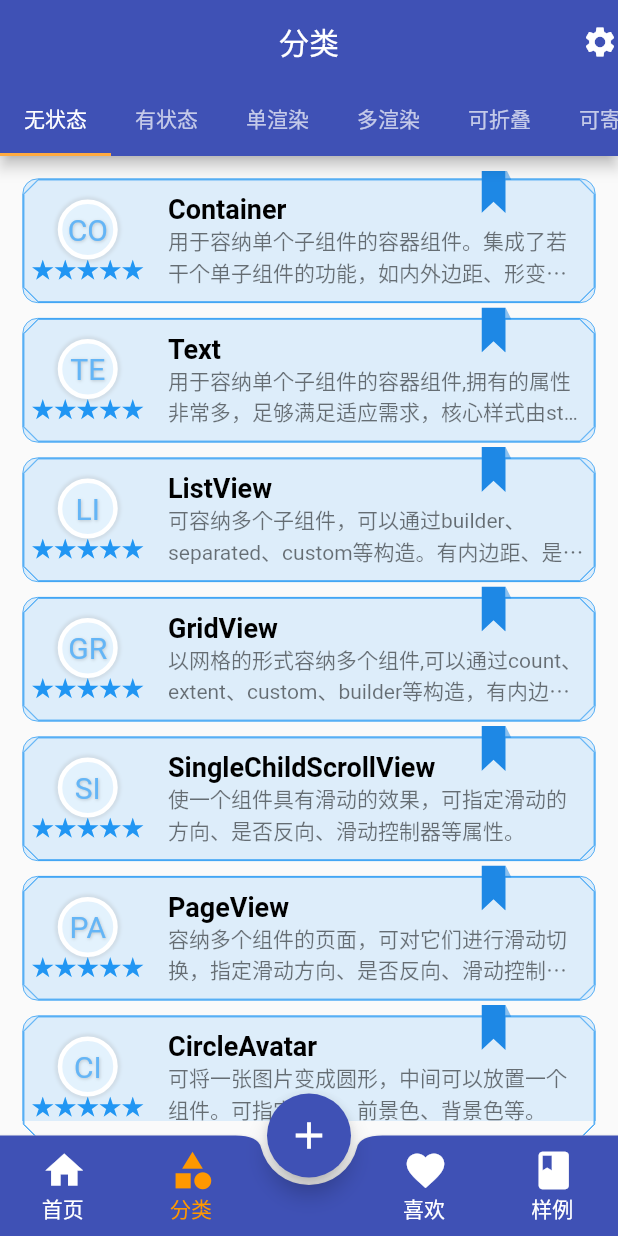
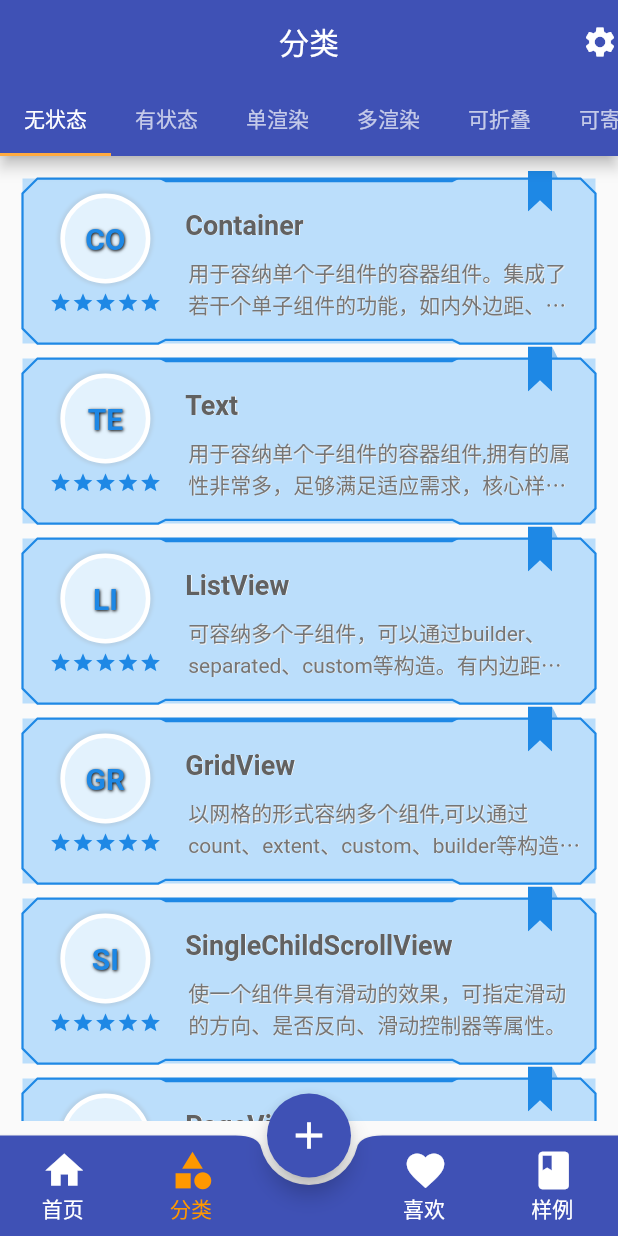
Before and after one commit to ziqicongdonglai/flutter_learning, a Flutter app: the screen it shows after launch, item 2 of the bottom bar chosen, on a phone screen of 412 x 824 dp. Run offline on Flutter 3.47's test engine with Material 2 defaults, Android fonts, the phone set to English and light mode, and no system bars; missing offline and left inert: dart:ffi.

Commit message:
feat: 类别页面item样式修改

```diff
--- a/flutter_demo/lib/widget/custom/circle_text.dart
+++ b/flutter_demo/lib/widget/custom/circle_text.dart
@@ -13,8 +13,8 @@ class CircleText extends StatelessWidget {
   Widget build(BuildContext context) {
     return Container(
       alignment: Alignment.center,
-      width: 40,
-      height: 40,
+      width: 60,
+      height: 60,
       // 装饰形状、背景色、阴影等
       decoration: BoxDecoration(
         border: Border.all(color: Colors.white, width: 3.0),
@@ -31,10 +31,15 @@ class CircleText extends StatelessWidget {
         ],
       ),
       child: Text(
-        text,
-        style: TextStyle(fontSize: 20, color: color, shadows: [
-          BoxShadow(color: color, offset: const Offset(.5, .5), blurRadius: 2)
-        ]),
+        text.substring(0, 2),
+        style: TextStyle(
+            fontSize: 20,
+            fontWeight: FontWeight.bold,
+            color: color,
+            shadows: const [
+              BoxShadow(
+                  color: Colors.black, offset: Offset(.5, .5), blurRadius: 2)
+            ]),
       ),
     );
   }
--- a/flutter_demo/lib/widget/custom/widget_container.dart
+++ b/flutter_demo/lib/widget/custom/widget_container.dart
@@ -1,119 +1,125 @@
 import 'package:flutter/material.dart';
-import 'package:flutter_demo/widget/custom/star.dart';
-import 'package:flutter_demo/widget/custom/tag.dart';
+
+import '../../common/data.dart';
+import '../single/custom/custom_list_item.dart';
 
 // 封装分类页面中列表中的每个Container组件
 // ignore: must_be_immutable
 class WidgetContainer extends StatelessWidget {
-  ContainerInfo info;
+  late ContainerInfo info;
+  late double level;
 
-  WidgetContainer(this.info, {Key? key}) : super(key: key);
+  WidgetContainer(this.info, {Key? key, this.level = 5.0}) : super(key: key);
 
   @override
   Widget build(BuildContext context) {
-    final icons = [0, 1, 2, 3, 4];
-
-    return Container(
+    return
+        //   Container(
+        //   margin: const EdgeInsets.all(5.0),
+        //   // 装饰整个Container
+        //   decoration: BoxDecoration(
+        //       border: Border.all(width: 0.5, color: Colors.blue),
+        //       color: Colors.blue.shade200.withAlpha(70),
+        //       borderRadius: const BorderRadius.all(Radius.circular(10.0))),
+        //   child: Container(
+        //     alignment: Alignment.center,
+        //     child: Column(
+        //       children: [
+        //         SizedOverflowBox(
+        //           alignment: Alignment.center,
+        //           size: Size.zero,
+        //           child: Padding(
+        //             padding: const EdgeInsets.only(
+        //               // right: 60.0,
+        //               left: 250,
+        //               top: 15.0,
+        //             ),
+        //             child: Tag(
+        //               color: Colors.blue.shade600,
+        //               shadowHeight: 8.0,
+        //               size: const Size(20, 30),
+        //             ),
+        //           ),
+        //         ),
+        //         ListTile(
+        //           shape: BeveledRectangleBorder(
+        //               side: const BorderSide(width: 0.5, color: Colors.blue),
+        //               borderRadius: BorderRadius.circular(10)),
+        //           // 左侧leading图标区，用一个Container来绘制一个圆形，文字为标题的第一个字母
+        //           leading: Wrap(
+        //             direction: Axis.vertical,
+        //             alignment: WrapAlignment.center,
+        //             crossAxisAlignment: WrapCrossAlignment.center,
+        //             // mainAxisAlignment: MainAxisAlignment.center,
+        //             // crossAxisAlignment: CrossAxisAlignment.center,
+        //             children: [
+        //               Container(
+        //                 alignment: Alignment.center,
+        //                 width: 40,
+        //                 height: 40,
+        //                 // 装饰形状、背景色、阴影等
+        //                 decoration: BoxDecoration(
+        //                   border: Border.all(color: Colors.white, width: 3.0),
+        //                   shape: BoxShape.circle, // Container为圆形
+        //                   color: Colors.blue.shade50,
+        //                   boxShadow: [
+        //                     BoxShadow(
+        //                       color: Colors.grey.withOpacity(0.2),
+        //                       offset: const Offset(0.0, 0.0 // 阴影y轴偏移量
+        //                           ),
+        //                       blurRadius: 1, // 阴影模糊程度
+        //                       spreadRadius: 2, // 阴影扩散程度
+        //                     )
+        //                   ],
+        //                 ),
+        //                 child: Text(
+        //                   info.title.substring(0, 2).toUpperCase(),
+        //                   style: TextStyle(
+        //                       fontSize: 20,
+        //                       color: Colors.blue.shade300,
+        //                       shadows: [
+        //                         BoxShadow(
+        //                             color: Colors.black.withAlpha(50),
+        //                             offset: const Offset(.5, .5),
+        //                             blurRadius: 2)
+        //                       ]),
+        //                 ),
+        //               ),
+        //               Wrap(
+        //                 children: icons
+        //                     .map((e) => const Star(
+        //                           size: Size(15.0, 15.0),
+        //                           color: Colors.blue,
+        //                         ))
+        //                     .toList(),
+        //               )
+        //             ],
+        //           ),
+        //           title: Text(
+        //             info.title,
+        //             style: const TextStyle(
+        //                 fontSize: 18,
+        //                 color: Colors.black,
+        //                 fontWeight: FontWeight.bold),
+        //           ),
+        //           subtitle: Text(
+        //             info.subTitle,
+        //             maxLines: 2,
+        //             overflow: TextOverflow.ellipsis,
+        //           ),
+        //           selected: false,
+        //           contentPadding: const EdgeInsets.all(5),
+        //           dense: false,
+        //           onTap: () => {Navigator.pushNamed(context, info.url)},
+        //         ),
+        //       ],
+        //     ),
+        //   ),
+        // );
+        Container(
       margin: const EdgeInsets.all(5.0),
-      // 装饰整个Container
-      decoration: BoxDecoration(
-          border: Border.all(width: 0.5, color: Colors.blue),
-          color: Colors.blue.shade200.withAlpha(70),
-          borderRadius: const BorderRadius.all(Radius.circular(10.0))),
-      child: Container(
-        alignment: Alignment.center,
-        child: Column(
-          children: [
-            SizedOverflowBox(
-              alignment: Alignment.center,
-              size: Size.zero,
-              child: Padding(
-                padding: const EdgeInsets.only(
-                  // right: 60.0,
-                  left: 250,
-                  top: 15.0,
-                ),
-                child: Tag(
-                  color: Colors.blue.shade600,
-                  shadowHeight: 8.0,
-                  size: const Size(20, 30),
-                ),
-              ),
-            ),
-            ListTile(
-              shape: BeveledRectangleBorder(
-                  side: const BorderSide(width: 0.5, color: Colors.blue),
-                  borderRadius: BorderRadius.circular(10)),
-              // 左侧leading图标区，用一个Container来绘制一个圆形，文字为标题的第一个字母
-              leading: Wrap(
-                direction: Axis.vertical,
-                alignment: WrapAlignment.center,
-                crossAxisAlignment: WrapCrossAlignment.center,
-                // mainAxisAlignment: MainAxisAlignment.center,
-                // crossAxisAlignment: CrossAxisAlignment.center,
-                children: [
-                  Container(
-                    alignment: Alignment.center,
-                    width: 40,
-                    height: 40,
-                    // 装饰形状、背景色、阴影等
-                    decoration: BoxDecoration(
-                      border: Border.all(color: Colors.white, width: 3.0),
-                      shape: BoxShape.circle, // Container为圆形
-                      color: Colors.blue.shade50,
-                      boxShadow: [
-                        BoxShadow(
-                          color: Colors.grey.withOpacity(0.2),
-                          offset: const Offset(0.0, 0.0 // 阴影y轴偏移量
-                              ),
-                          blurRadius: 1, // 阴影模糊程度
-                          spreadRadius: 2, // 阴影扩散程度
-                        )
-                      ],
-                    ),
-                    child: Text(
-                      info.title.substring(0, 2).toUpperCase(),
-                      style: TextStyle(
-                          fontSize: 20,
-                          color: Colors.blue.shade300,
-                          shadows: [
-                            BoxShadow(
-                                color: Colors.black.withAlpha(50),
-                                offset: const Offset(.5, .5),
-                                blurRadius: 2)
-                          ]),
-                    ),
-                  ),
-                  Wrap(
-                    children: icons
-                        .map((e) => const Star(
-                              size: Size(15.0, 15.0),
-                              color: Colors.blue,
-                            ))
-                        .toList(),
-                  )
-                ],
-              ),
-              title: Text(
-                info.title,
-                style: const TextStyle(
-                    fontSize: 18,
-                    color: Colors.black,
-                    fontWeight: FontWeight.bold),
-              ),
-              subtitle: Text(
-                info.subTitle,
-                maxLines: 2,
-                overflow: TextOverflow.ellipsis,
-              ),
-              selected: false,
-              contentPadding: const EdgeInsets.all(5),
-              dense: false,
-              onTap: () => {Navigator.pushNamed(context, info.url)},
-            ),
-          ],
-        ),
-      ),
+      child: CustomListItem(
+          ItemInfo(info.title, info.subTitle, info.url, data[1], data[6], 5)),
     );
   }
 }
--- a/flutter_demo/lib/widget/single/custom/custom_list_item.dart
+++ b/flutter_demo/lib/widget/single/custom/custom_list_item.dart
@@ -23,7 +23,7 @@ class CustomListItem extends StatelessWidget {
               color: info.foregroundColor,
             ),
             child: Container(
-              height: 100,
+              height: 110,
               color: info.backgroundColor,
               padding: const EdgeInsets.only(
                 top: 10,
@@ -38,7 +38,7 @@ class CustomListItem extends StatelessWidget {
                     child: _buildLeading(),
                   ),
                   Expanded(
-                    flex: 4,
+                    flex: 3,
                     child: Column(
                       mainAxisAlignment: MainAxisAlignment.spaceEvenly,
                       crossAxisAlignment: CrossAxisAlignment.start,
@@ -131,7 +131,7 @@ class CustomListItem extends StatelessWidget {
 
   Widget _buildTag(Color color) {
     return Positioned(
-      top: 5,
+      top: 7,
       right: 35,
       child: SizedOverflowBox(
         alignment: Alignment.center,
--- a/flutter_demo/lib/widget/single/custom_paint_widget.dart
+++ b/flutter_demo/lib/widget/single/custom_paint_widget.dart
@@ -165,7 +165,7 @@ class BasicPainter extends CustomPainter {
         image,
         const Offset(0, 0) &
             Size(image.width.toDouble() / 2, image.height.toDouble()),
-        const Offset(280, 250) & const Size(100, 80),
+        const Offset(230, 250) & const Size(100, 80),
         _paint);
 
     _paint.color = Colors.grey;
@@ -192,7 +192,7 @@ class BasicPainter extends CustomPainter {
     //定点(x3,y3)，控制点(x1,y1)和(x2, y2)。
     //调用cubicTo前⼀般先moveTo(x0,y0)确认起始点。
     //起点(x0,y0)，终点(x3,y3),
-    //(x1,y1)指示起点切线方向，(x2,y2)指示终点切线⽅向。(x1,y1)和(x2,y2)要在绘制路径范围内。
+    //(x1,y1)指示起点切线方向，(x2,y2)指示终点切线方向。(x1,y1)和(x2,y2)要在绘制路径范围内。
     path.reset();
     // 确定桃心顶部中间点
     path.moveTo(200, 450);
```
